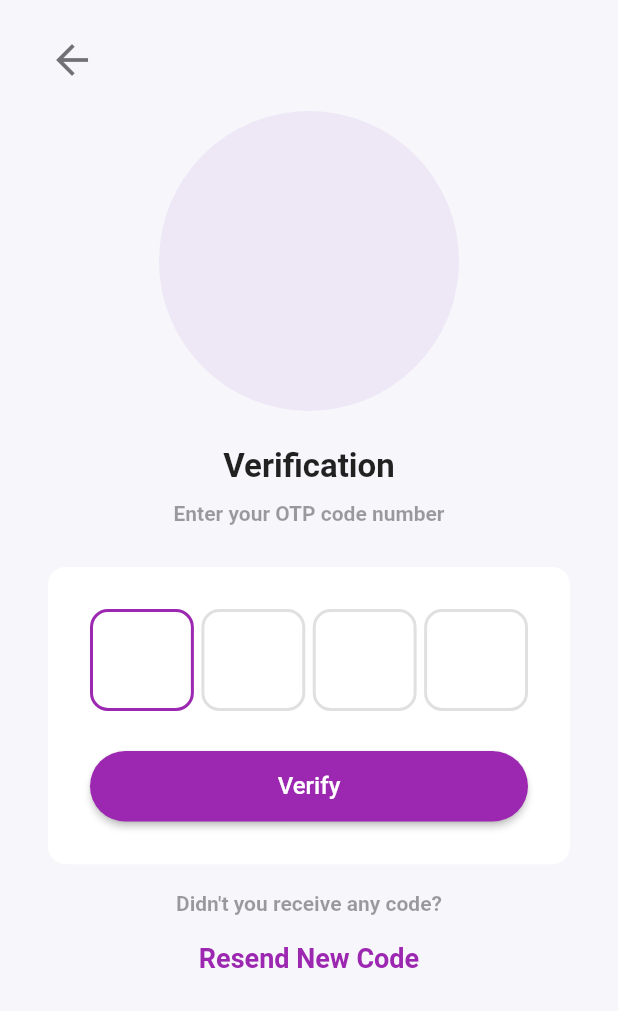
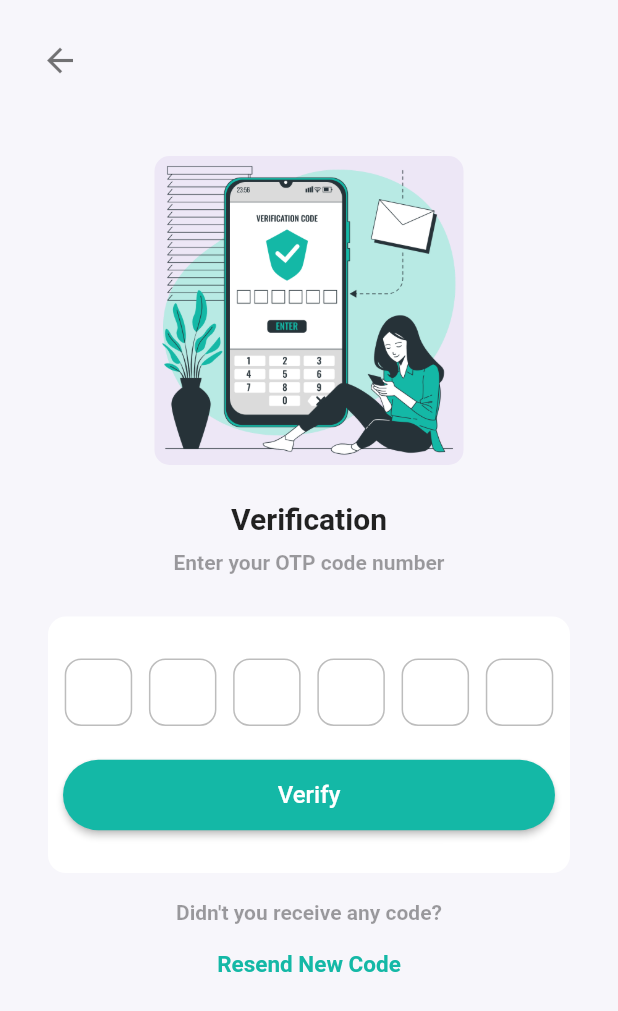
Before and after one commit to fasil721/Firebase_Mobile_Otp_Auth, a Flutter app: the Otp screen opened directly, on a phone screen of 412 x 824 dp. Shown: the top 1011 px of the screen. Run offline on Flutter 3.47's test engine with Material 2 defaults, Android fonts, the light colour scheme and no system bars; drawn by our look-alikes of otp_text_field; our stand-ins replace animate_do, firebase_auth, firebase_core, fluttertoast; accounts and stored records are empty.

Commit message:
otp page created

```diff
--- a/lib/otp_page.dart
+++ b/lib/otp_page.dart
@@ -1,4 +1,10 @@
 import 'package:flutter/material.dart';
+import 'package:flutter/services.dart';
+import 'package:fluttertoast/fluttertoast.dart';
+import 'package:mobile_otp_verification_firebase/configaration.dart';
+import 'package:mobile_otp_verification_firebase/home_page.dart';
+import 'package:otp_text_field/otp_text_field.dart';
+import 'package:otp_text_field/style.dart';
 
 class Otp extends StatefulWidget {
   const Otp({Key? key}) : super(key: key);
@@ -8,54 +14,63 @@ class Otp extends StatefulWidget {
 }
 
 class _OtpState extends State<Otp> {
+  final otpController = OtpFieldController();
+  String otp = "";
+
+  @override
+  void dispose() {
+    SystemChannels.textInput.invokeMethod("TextInput.hide");
+    super.dispose();
+  }
+
   @override
   Widget build(BuildContext context) {
+    final height = MediaQuery.of(context).size.height;
+    final width = MediaQuery.of(context).size.width;
     return Scaffold(
-      resizeToAvoidBottomInset: false,
+      resizeToAvoidBottomInset: true,
       backgroundColor: const Color(0xfff7f6fb),
-      body: SafeArea(
-        child: Padding(
-          padding: const EdgeInsets.symmetric(vertical: 24, horizontal: 32),
-          child: Column(
-            children: [
-              Align(
-                alignment: Alignment.topLeft,
-                child: GestureDetector(
-                  onTap: () => Navigator.pop(context),
-                  child: const Icon(
+      appBar: AppBar(
+        toolbarHeight: 80,
+        leadingWidth: 80,
+        elevation: 0,
+        backgroundColor: Colors.transparent,
+        leading: IconButton(
+          onPressed: () => Navigator.pop(context),
+          icon: const Icon(
             Icons.arrow_back,
-                    size: 32,
+            size: 26,
             color: Colors.black54,
           ),
         ),
       ),
-              const SizedBox(
-                height: 18,
-              ),
+      body: SafeArea(
+        child: Padding(
+          padding: const EdgeInsets.symmetric(vertical: 24, horizontal: 32),
+          child: SingleChildScrollView(
+            physics: const BouncingScrollPhysics(),
+            child: Column(
+              children: [
                 Container(
-                width: 200,
-                height: 200,
+                  width: width * 0.5,
                   decoration: BoxDecoration(
                     color: Colors.deepPurple.shade50,
-                  shape: BoxShape.circle,
+                    borderRadius: BorderRadius.circular(10),
                   ),
-                // child: Image.asset(
-                //   'assets/images/illustration-3.png',
-                // ),
+                  child: Image.asset(
+                    'assets/Enter OTP-bro.png',
+                    fit: BoxFit.fill,
                   ),
-              const SizedBox(
-                height: 24,
                 ),
+                const SizedBox(height: 24),
                 const Text(
                   'Verification',
                   style: TextStyle(
-                  fontSize: 22,
+                    fontSize: 20,
                     fontWeight: FontWeight.bold,
                   ),
                 ),
-              const SizedBox(
-                height: 10,
-              ),
+                const SizedBox(height: 10),
                 const Text(
                   "Enter your OTP code number",
                   style: TextStyle(
@@ -65,49 +80,83 @@ class _OtpState extends State<Otp> {
                   ),
                   textAlign: TextAlign.center,
                 ),
-              const SizedBox(
-                height: 28,
-              ),
+                const SizedBox(height: 28),
                 Container(
-                padding: const EdgeInsets.all(28),
+                  padding: const EdgeInsets.symmetric(vertical: 28),
                   decoration: BoxDecoration(
                     color: Colors.white,
                     borderRadius: BorderRadius.circular(12),
                   ),
                   child: Column(
                     children: [
-                    Row(
-                      mainAxisAlignment: MainAxisAlignment.spaceBetween,
-                      children: [
-                        _textFieldOTP(first: true, last: false),
-                        const SizedBox(
-                          width: 5,
+                      // Row(
+                      //   mainAxisAlignment: MainAxisAlignment.spaceBetween,
+                      //   children: [
+                      //     _textFieldOTP(first: true, last: false),
+                      //     const SizedBox(width: 5),
+                      //     _textFieldOTP(first: false, last: false),
+                      //     const SizedBox(width: 5),
+                      //     _textFieldOTP(first: false, last: false),
+                      //     const SizedBox(width: 5),
+                      //     _textFieldOTP(first: false, last: false),
+                      //     const SizedBox(width: 5),
+                      //     _textFieldOTP(first: false, last: false),
+                      //     const SizedBox(width: 5),
+                      //     _textFieldOTP(first: false, last: true),
+                      //   ],
+                      // ),
+                      SizedBox(
+                        height: 45,
+                        child: OTPTextField(
+                          length: 6,
+                          width: MediaQuery.of(context).size.width * 0.9,
+                          textFieldAlignment: MainAxisAlignment.spaceEvenly,
+                          fieldWidth: 45,
+                          otpFieldStyle: OtpFieldStyle(),
+                          fieldStyle: FieldStyle.box,
+                          keyboardType: TextInputType.phone,
+                          outlineBorderRadius: 11,
+                          style: const TextStyle(
+                            fontSize: 18,
+                            color: Colors.black,
                           ),
-                        _textFieldOTP(first: false, last: false),
-                        const SizedBox(
-                          width: 5,
+                          onChanged: (pin) {},
+                          onCompleted: (pin) {
+                            print("Completed: $pin");
+                            otp = pin;
+                          },
                         ),
-                        _textFieldOTP(first: false, last: false),
-                        const SizedBox(
-                          width: 5,
-                        ),
-                        _textFieldOTP(first: false, last: true),
-                      ],
                       ),
                       const SizedBox(
                         height: 22,
                       ),
-                    SizedBox(
+                      Container(
+                        padding: const EdgeInsets.symmetric(horizontal: 10),
                         width: double.infinity,
                         child: ElevatedButton(
-                        onPressed: () {},
+                          onPressed: () {
+                            final regex = RegExp(r'^.{6}$');
+                            if (otp.isEmpty) {
+                              Fluttertoast.showToast(
+                                msg: "Enter otp",
+                              );
+                            } else if (regex.hasMatch(otp)) {
+                              verifyOTP(otp, context);
+                              // print("object");
+                            } else {
+                              Fluttertoast.showToast(
+                                msg: "Enter Valid otp",
+                              );
+                            }
+                          },
                           style: ButtonStyle(
                             foregroundColor:
                                 MaterialStateProperty.all<Color>(Colors.white),
-                          backgroundColor:
-                              MaterialStateProperty.all<Color>(Colors.purple),
-                          shape:
-                              MaterialStateProperty.all<RoundedRectangleBorder>(
+                            backgroundColor: MaterialStateProperty.all<Color>(
+                              const Color(0xff14B8A6),
+                            ),
+                            shape: MaterialStateProperty.all<
+                                RoundedRectangleBorder>(
                               RoundedRectangleBorder(
                                 borderRadius: BorderRadius.circular(24.0),
                               ),
@@ -143,9 +192,9 @@ class _OtpState extends State<Otp> {
                 const Text(
                   "Resend New Code",
                   style: TextStyle(
-                  fontSize: 18,
+                    fontSize: 15,
                     fontWeight: FontWeight.bold,
-                  color: Colors.purple,
+                    color: Color(0xff14B8A6),
                   ),
                   textAlign: TextAlign.center,
                 ),
@@ -153,41 +202,43 @@ class _OtpState extends State<Otp> {
             ),
           ),
         ),
+      ),
     );
   }
 
-  Widget _textFieldOTP({required bool first, last}) {
-    return Expanded(
-      child: AspectRatio(
-        aspectRatio: .96,
-        child: TextField(
-          autofocus: true,
-          onChanged: (value) {
-            if (value.length == 1 && last == false) {
-              FocusScope.of(context).nextFocus();
+//   Widget _textFieldOTP({required bool first, last}) {
+//     return Expanded(
+//       child: AspectRatio(
+//         aspectRatio: .8,
+//         child: TextField(
+//           autofocus: true,
+//           onChanged: (value) {
+//             if (value.length == 1 && last == false) {
+//               FocusScope.of(context).nextFocus();
+//             }
+//             if (value.isEmpty && first == false) {
+//               FocusScope.of(context).previousFocus();
+//             }
+//           },
+//           showCursor: false,
+//           textAlignVertical: TextAlignVertical.center,
+//           textAlign: TextAlign.center,
+//           style: const TextStyle(fontSize: 16, fontWeight: FontWeight.bold),
+//           keyboardType: TextInputType.number,
+//           maxLength: 1,
+//           decoration: InputDecoration(
+//             counter: const Offstage(),
+//             enabledBorder: OutlineInputBorder(
+//               borderSide: const BorderSide(width: 2, color: Colors.black12),
+//               borderRadius: BorderRadius.circular(12),
+//             ),
+//             focusedBorder: OutlineInputBorder(
+//               borderSide: const BorderSide(width: 2, color: Colors.purple),
+//               borderRadius: BorderRadius.circular(12),
+//             ),
+//           ),
+//         ),
+//       ),
+//     );
+//   }
 }
-            if (value.isEmpty && first == false) {
-              FocusScope.of(context).previousFocus();
-            }
-          },
-          showCursor: false,
-          textAlign: TextAlign.center,
-          style: const TextStyle(fontSize: 24, fontWeight: FontWeight.bold),
-          keyboardType: TextInputType.number,
-          maxLength: 1,
-          decoration: InputDecoration(
-            counter: const Offstage(),
-            enabledBorder: OutlineInputBorder(
-              borderSide: const BorderSide(width: 2, color: Colors.black12),
-              borderRadius: BorderRadius.circular(12),
-            ),
-            focusedBorder: OutlineInputBorder(
-              borderSide: const BorderSide(width: 2, color: Colors.purple),
-              borderRadius: BorderRadius.circular(12),
-            ),
-          ),
-        ),
-      ),
-    );
-  }
-}
--- a/pubspec.yaml
+++ b/pubspec.yaml
@@ -40,6 +40,7 @@ dependencies:
   firebase_auth: ^3.3.6
   fluttertoast: ^8.0.8
   google_sign_in: ^5.2.3
+  otp_text_field: ^1.1.2
 
 dev_dependencies:
   flutter_test:
```
Also changed, not shown: lib/configaration.dart (added, +45 -0 lines), lib/home_page.dart (added, +12 -0 lines), lib/registeration_page.dart (+31 -65 lines), assets/Enter OTP-bro.png (added), pubspec.lock. Lines whose indentation alone changed are shown as unchanged.
